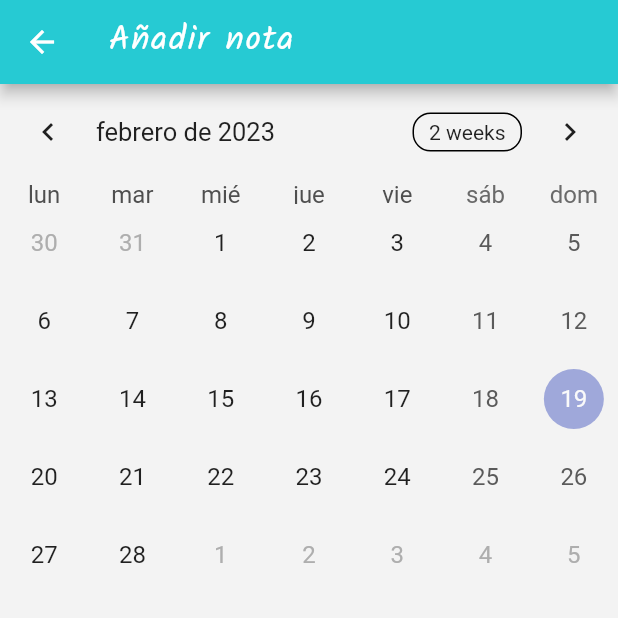
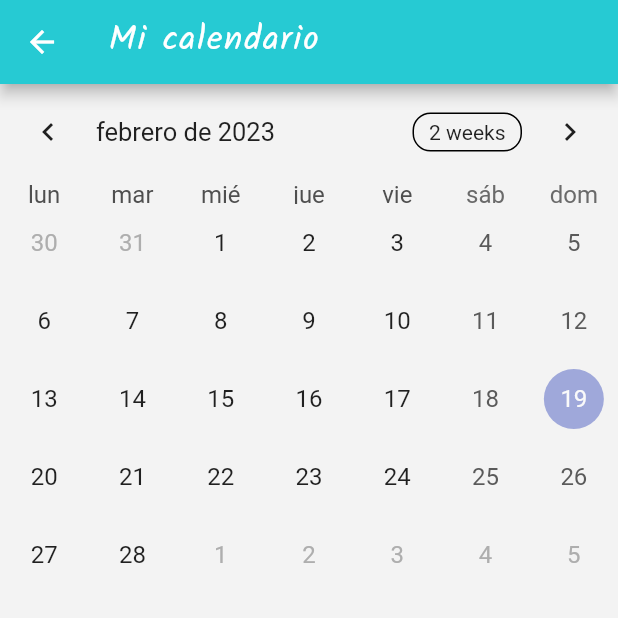
Before and after one commit to miguelx97/flutter-app-notes, a Flutter app: the screen it shows once a user with an empty profile is signed in, after a tap on the "calendar month" icon, on a phone screen of 412 x 824 dp, the top half of it. Run offline on Flutter 3.47's test engine with Material 2 defaults, Android fonts, the phone set to English and light mode, and no system bars; drawn by our look-alikes of table_calendar; our stand-ins replace cloud_firestore, easy_search_bar, emoji_picker_flutter, firebase_analytics, firebase_auth, firebase_core and 8 more; accounts and stored records are empty; generated files the repository leaves out were written again.

Commit message:
calendar working

```diff
--- a/lib/l10n/app_en.arb
+++ b/lib/l10n/app_en.arb
@@ -16,6 +16,7 @@
     "homeDeleted": "Deleted",
     "homeLogout": "Sign Out",
     "homeFirstNote": "Add your first note",
+    "myCalendar": "My Calendar",
     "noteAdd": "Add Note",
     "noteTitle": "Title",
     "noteDescription": "Description",
--- a/lib/l10n/app_es.arb
+++ b/lib/l10n/app_es.arb
@@ -16,6 +16,7 @@
     "homeDeleted": "Eliminados",
     "homeLogout": "Salir",
     "homeFirstNote": "Escribe tu primera nota",
+    "myCalendar": "Mi calendario",
     "noteAdd": "Añadir nota",
     "noteTitle": "Título",
     "noteDescription": "Descripción",
--- /dev/null
+++ b/lib/providers/calendar.provider.dart
@@ -0,0 +1,36 @@
+import 'package:flutter/material.dart';
+
+import '../models/note.dart';
+
+class CalendarProvider extends ChangeNotifier {
+  final Map<DateTime, List<Note>> _notesByDay = new Map();
+  DateTime _selectedDate = DateTime.now();
+
+  List<Note> getNotesForDay(DateTime? day) {
+    if (day == null) day = _selectedDate;
+
+    final DateTime date = _getDateFromDatetime(day);
+    return _notesByDay[date] ?? [];
+  }
+
+  void notesToEvents(Note note) {
+    if (note.date != null) {
+      final DateTime date = _getDateFromDatetime(note.date!);
+      if (_notesByDay[date] == null) {
+        _notesByDay[date] = [];
+      }
+      _notesByDay[date]!.add(note);
+    }
+  }
+
+  clearEvents() => _notesByDay.clear();
+
+  setSelectedDate(DateTime selectedDay, DateTime focusedDay) {
+    _selectedDate = _getDateFromDatetime(selectedDay);
+    notifyListeners();
+  }
+
+  _getDateFromDatetime(DateTime date) {
+    return DateTime(date.year, date.month, date.day);
+  }
+}
--- a/lib/screens/calendar.screen.dart
+++ b/lib/screens/calendar.screen.dart
@@ -1,32 +1,33 @@
 import 'package:flutter/material.dart';
 import 'package:flutter_gen/gen_l10n/app_localizations.dart';
+import 'package:go_router/go_router.dart';
 import 'package:provider/provider.dart';
 import 'package:table_calendar/table_calendar.dart';
+import 'package:taskii/global/colors.dart';
+import 'package:taskii/providers/calendar.provider.dart';
+import 'package:taskii/screens/note_details.screen.dart';
+import 'package:taskii/widgets/note-item.dart';
 
 import '../models/note.dart';
+import '../providers/categories.provider.dart';
 import '../providers/notes.provider.dart';
 
 class CalendarScreen extends StatelessWidget {
   static const screenUrl = '/calendar';
-  static Map<DateTime, List<Event>> events = new Map();
 
   const CalendarScreen({super.key});
 
-  List<Event> _getEventsForDay(DateTime day) {
-    final DateTime date = new DateTime(day.year, day.month, day.day);
-    return events[date] ?? [];
+  @override
+  Widget build(BuildContext context) {
+    return ChangeNotifierProvider(
+      create: (_) => CalendarProvider(),
+      child: NotesCalendar(),
+    );
+  }
 }
 
-  void notesToEvents(Note note) {
-    if (note.date != null) {
-      final DateTime date =
-          new DateTime(note.date!.year, note.date!.month, note.date!.day);
-      if (events[date] == null) {
-        events[date] = [];
-      }
-      events[date]!.add(Event(note.title));
-    }
-  }
+class NotesCalendar extends StatelessWidget {
+  const NotesCalendar({super.key});
 
   @override
   Widget build(BuildContext context) {
@@ -34,37 +35,73 @@ class CalendarScreen extends StatelessWidget {
     final now = DateTime.now();
 
     final NotesProvider notesProvider = Provider.of<NotesProvider>(context);
+    final categoriesProvider = Provider.of<CategoriesProvider>(context);
+    final CalendarProvider calendarProvider =
+        Provider.of<CalendarProvider>(context);
+
     notesProvider.clearFilters();
-    events.clear();
-    notesProvider.getAll().forEach(notesToEvents);
+    calendarProvider.clearEvents();
+    notesProvider.getAll().forEach(calendarProvider.notesToEvents);
 
     return Scaffold(
       appBar: AppBar(
         iconTheme: const IconThemeData(color: Colors.white),
         title: Text(
-          AppLocalizations.of(context)!.noteAdd,
+          AppLocalizations.of(context)!.myCalendar,
           style: textTheme.headlineMedium,
         ),
       ),
       body: Container(
-        child: TableCalendar(
+        child: Column(children: [
+          TableCalendar(
             firstDay: now.subtract(Duration(days: 60)),
             lastDay: now.add(Duration(days: 730)),
             startingDayOfWeek: StartingDayOfWeek.monday,
             focusedDay: now,
             locale: 'es_ES',
-          eventLoader: _getEventsForDay,
+            eventLoader: calendarProvider.getNotesForDay,
+            onDaySelected: calendarProvider.setSelectedDate,
+            calendarStyle: CalendarStyle(
+                markerDecoration: BoxDecoration(
+              color: ThemeColors.primary,
+              shape: BoxShape.circle,
+            )),
           ),
+          ListNotesByDay(
+            calendarProvider: calendarProvider,
+            categoriesProvider: categoriesProvider,
+          )
+        ]),
       ),
     );
   }
 }
 
-class Event {
-  final String title;
+class ListNotesByDay extends StatelessWidget {
+  const ListNotesByDay({
+    Key? key,
+    required this.calendarProvider,
+    required this.categoriesProvider,
+  }) : super(key: key);
 
-  const Event(this.title);
+  final CalendarProvider calendarProvider;
+  final CategoriesProvider categoriesProvider;
 
   @override
-  String toString() => title;
+  Widget build(BuildContext context) {
+    final List<Note> notes = calendarProvider.getNotesForDay(null);
+    return SizedBox(
+      height: 200,
+      child: ListView.builder(
+          itemCount: notes.length,
+          itemBuilder: (context, index) => NoteItem(
+              note: notes[index],
+              categoryEmoji: categoriesProvider
+                  .searchCategoryById(notes[index].categoryId)
+                  .emoji,
+              onNoteSelected: () => context
+                  .go('${NoteDetailsScreen.screenUrl}/${notes[index].nid}'),
+              onSwipe: (Note note, int newStatus) {})),
+    );
   }
+}
```
Lines whose indentation alone changed are shown as unchanged.
